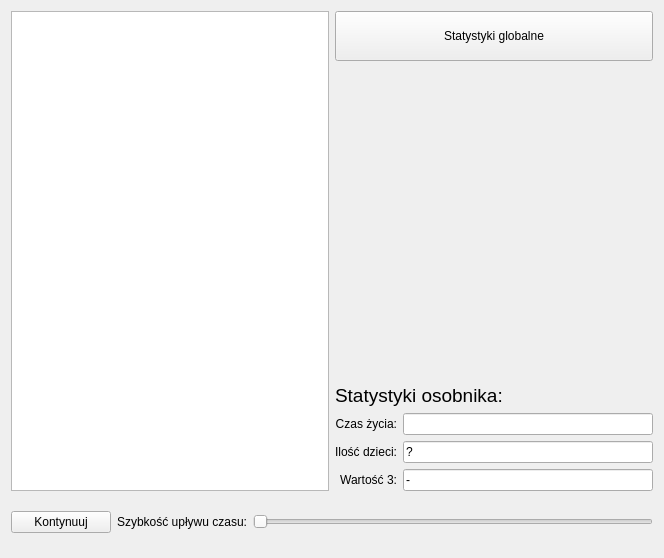
ppawel11/True-Life, file src/TrueLife/View/simuwidget.ui: the form before one commit.
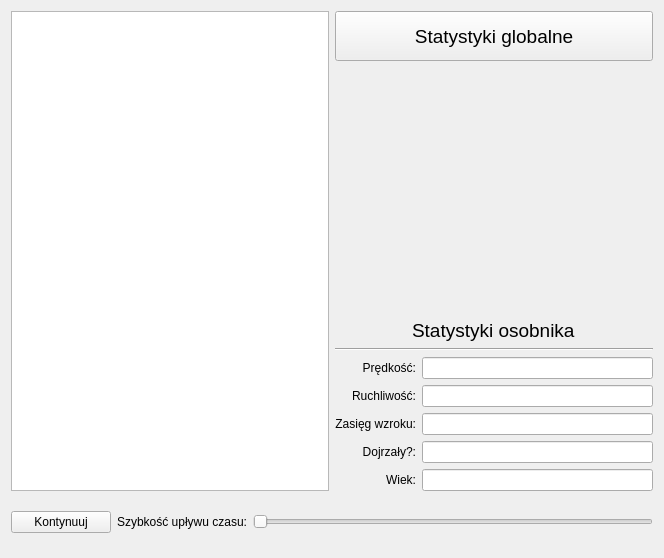
The form after the commit.

Commit message: Statystyki indywidualne na kliknięcie

The edit to the form file:
```diff
--- a/src/TrueLife/View/simuwidget.ui
+++ b/src/TrueLife/View/simuwidget.ui
@@ -27,12 +27,17 @@
          <height>50</height>
         </size>
        </property>
+       <property name="font">
+        <font>
+         <pointsize>14</pointsize>
+        </font>
+       </property>
        <property name="text">
         <string>Statystyki globalne</string>
        </property>
       </widget>
      </item>
-     <item row="1" column="0" colspan="2">
+     <item row="1" column="0" colspan="2" alignment="Qt::AlignHCenter">
       <widget class="QLabel" name="label_5">
        <property name="font">
         <font>
@@ -40,30 +45,24 @@
         </font>
        </property>
        <property name="text">
-        <string>Statystyki osobnika:</string>
+        <string>Statystyki osobnika</string>
        </property>
        <property name="alignment">
         <set>Qt::AlignBottom|Qt::AlignLeading|Qt::AlignLeft</set>
        </property>
       </widget>
      </item>
-     <item row="2" column="0">
-      <widget class="QLabel" name="label_2">
-       <property name="text">
-        <string>Czas życia:</string>
-       </property>
-       <property name="alignment">
-        <set>Qt::AlignRight|Qt::AlignTrailing|Qt::AlignVCenter</set>
+     <item row="2" column="0" colspan="2">
+      <widget class="Line" name="line">
+       <property name="orientation">
+        <enum>Qt::Horizontal</enum>
        </property>
       </widget>
      </item>
-     <item row="2" column="1">
-      <widget class="QLineEdit" name="lineEdit"/>
-     </item>
      <item row="3" column="0">
-      <widget class="QLabel" name="label_3">
+      <widget class="QLabel" name="label_2">
        <property name="text">
-        <string>Ilość dzieci:</string>
+        <string>Prędkość:</string>
        </property>
        <property name="alignment">
         <set>Qt::AlignRight|Qt::AlignTrailing|Qt::AlignVCenter</set>
@@ -71,16 +70,12 @@
       </widget>
      </item>
      <item row="3" column="1">
-      <widget class="QLineEdit" name="lineEdit_2">
-       <property name="text">
-        <string>?</string>
-       </property>
-      </widget>
+      <widget class="QLineEdit" name="speedLineEdit"/>
      </item>
      <item row="4" column="0">
-      <widget class="QLabel" name="label_4">
+      <widget class="QLabel" name="label_3">
        <property name="text">
-        <string>Wartość 3:</string>
+        <string>Ruchliwość:</string>
        </property>
        <property name="alignment">
         <set>Qt::AlignRight|Qt::AlignTrailing|Qt::AlignVCenter</set>
@@ -90,7 +85,58 @@
      <item row="4" column="1">
       <widget class="QLineEdit" name="lineEdit_3">
        <property name="text">
-        <string>-</string>
+        <string/>
+       </property>
+      </widget>
+     </item>
+     <item row="5" column="0">
+      <widget class="QLabel" name="label_4">
+       <property name="text">
+        <string>Zasięg wzroku:</string>
+       </property>
+       <property name="alignment">
+        <set>Qt::AlignRight|Qt::AlignTrailing|Qt::AlignVCenter</set>
+       </property>
+      </widget>
+     </item>
+     <item row="5" column="1">
+      <widget class="QLineEdit" name="sightLineEdit">
+       <property name="text">
+        <string/>
+       </property>
+      </widget>
+     </item>
+     <item row="6" column="0">
+      <widget class="QLabel" name="label_6">
+       <property name="text">
+        <string>Dojrzały?:</string>
+       </property>
+       <property name="alignment">
+        <set>Qt::AlignRight|Qt::AlignTrailing|Qt::AlignVCenter</set>
+       </property>
+      </widget>
+     </item>
+     <item row="6" column="1">
+      <widget class="QLineEdit" name="readyLineEdit">
+       <property name="text">
+        <string/>
+       </property>
+      </widget>
+     </item>
+     <item row="7" column="0">
+      <widget class="QLabel" name="label_7">
+       <property name="text">
+        <string>Wiek:</string>
+       </property>
+       <property name="alignment">
+        <set>Qt::AlignRight|Qt::AlignTrailing|Qt::AlignVCenter</set>
+       </property>
+      </widget>
+     </item>
+     <item row="7" column="1">
+      <widget class="QLineEdit" name="ageLineEdit">
+       <property name="text">
+        <string/>
        </property>
       </widget>
      </item>
```
Left out of the diff: 2 changed lines with no effect on the pictures. The commit also changes 10 other files.
